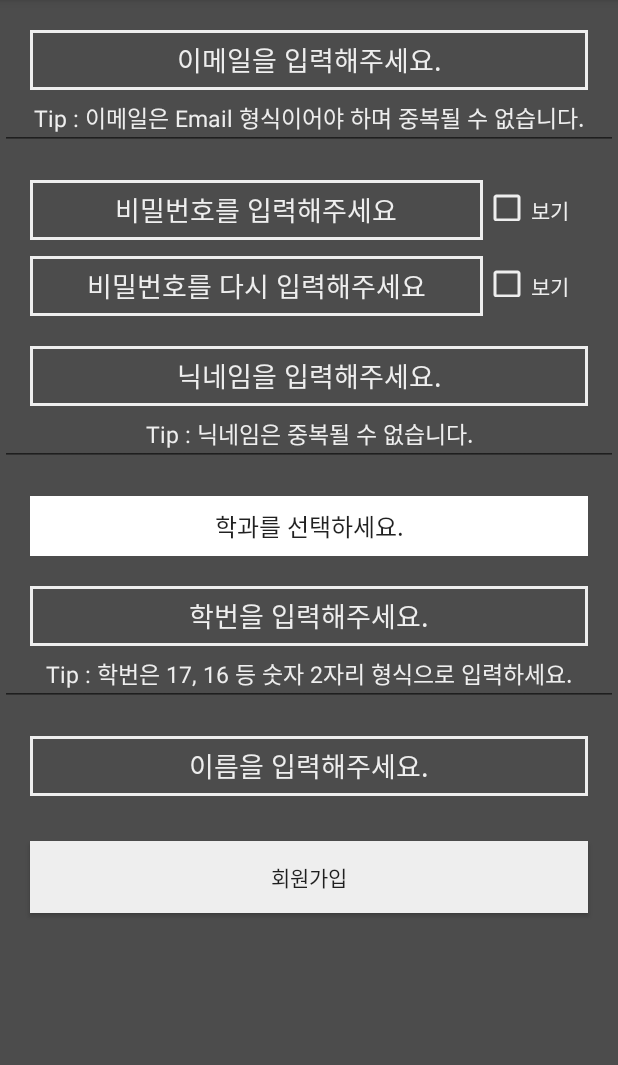
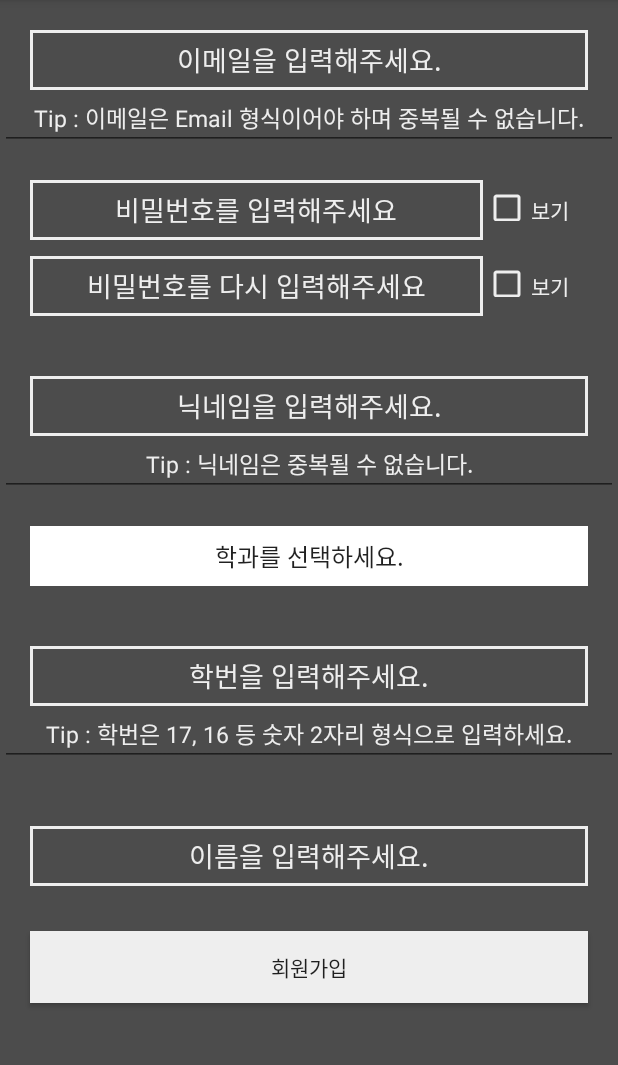
Before and after one commit to SongHeeJae/MyongjiMoa, an Android app: the screen it shows after launch (LoginActivity), after a tap on an icon or button, on a phone screen of 412 x 824 dp, the part 84-1149 px from its top. Run offline under Robolectric (Android 15) with nearby library versions, the phone set to English and light mode, and no system bars.

Commit message:
회원가입화면 수정

```diff
--- a/app/src/main/java/com/example/myongjimoa/MenuActivity.java
+++ b/app/src/main/java/com/example/myongjimoa/MenuActivity.java
@@ -31,7 +31,6 @@ import java.util.Calendar;
 import java.util.Date;
 import java.util.List;
 import java.util.TimeZone;
-
 
 public class MenuActivity extends AppCompatActivity {
 
--- a/app/src/main/res/layout/add_user.xml
+++ b/app/src/main/res/layout/add_user.xml
@@ -123,7 +123,7 @@
         android:layout_height="wrap_content"
         android:layout_marginLeft="20dp"
         android:layout_marginRight="20dp"
-        android:layout_marginTop="20dp"
+        android:layout_marginTop="40dp"
         android:gravity="center"
         android:orientation="horizontal">
 
@@ -178,7 +178,7 @@
         android:layout_height="wrap_content"
         android:layout_marginLeft="20dp"
         android:layout_marginRight="20dp"
-        android:layout_marginTop="20dp"
+        android:layout_marginTop="40dp"
         android:gravity="center"
         android:orientation="horizontal">
 
@@ -212,7 +212,7 @@
     <RelativeLayout
         android:layout_width="match_parent"
         android:layout_height="wrap_content"
-        android:layout_marginTop="20dp"
+        android:layout_marginTop="40dp"
         android:layout_marginLeft="20dp"
         android:layout_marginRight="20dp"
         android:gravity="center"
```
Also changed, not shown: app/src/main/java/com/example/myongjimoa/LoginFragment.java (+25 -1 lines).
